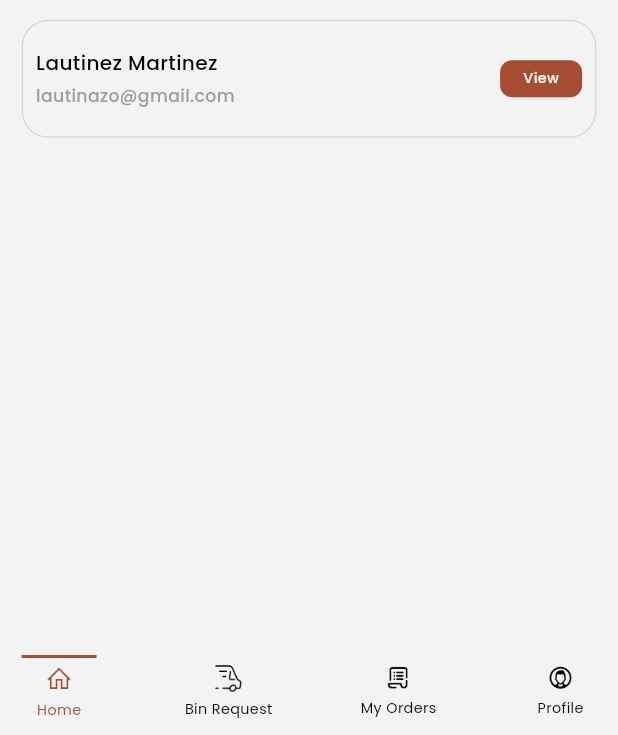
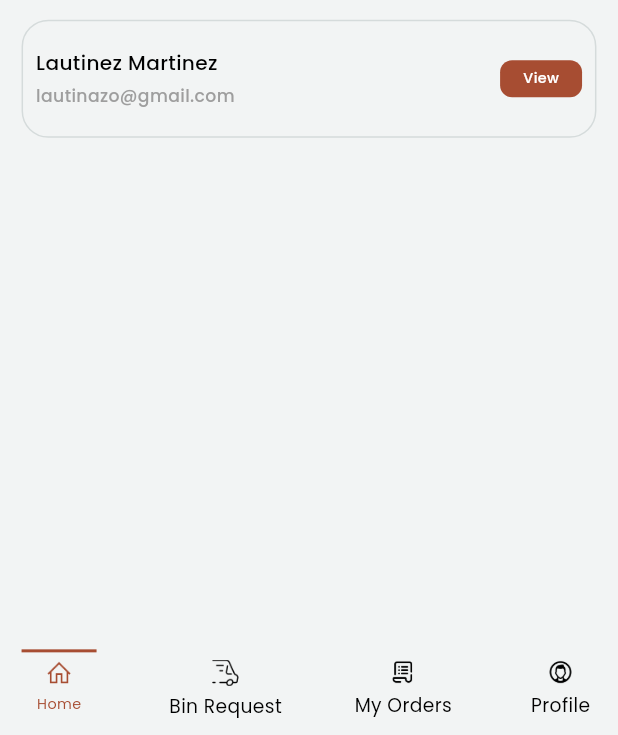
Before and after one commit to Nitin-U/cleanerapp, a Flutter app: the DashboardView screen opened directly, on a phone screen of 412 x 824 dp, the part 501-1236 px from its top. Run offline on Flutter 3.47's test engine with Material 3 defaults, Android fonts, the phone set to English and light mode, and no system bars; our stand-ins replace flutter_screenutil, google_fonts, pinput.

Commit message:
increase the font size

```diff
--- a/lib/utils/style.dart
+++ b/lib/utils/style.dart
@@ -40,7 +40,7 @@ TextStyle get dashboardlabelfontblack {
   return GoogleFonts.poppins(
     fontWeight: FontWeight.w400,
     color: Colors.black,
-    fontSize: 10.sp,
+    fontSize: 13.sp,
   );
 }
 
@@ -48,7 +48,7 @@ TextStyle get resendfont {
   return GoogleFonts.poppins(
     fontWeight: FontWeight.w500,
     color: Colors.black,
-    fontSize: 10.sp,
+    fontSize: 13.sp,
   );
 }
 
```
